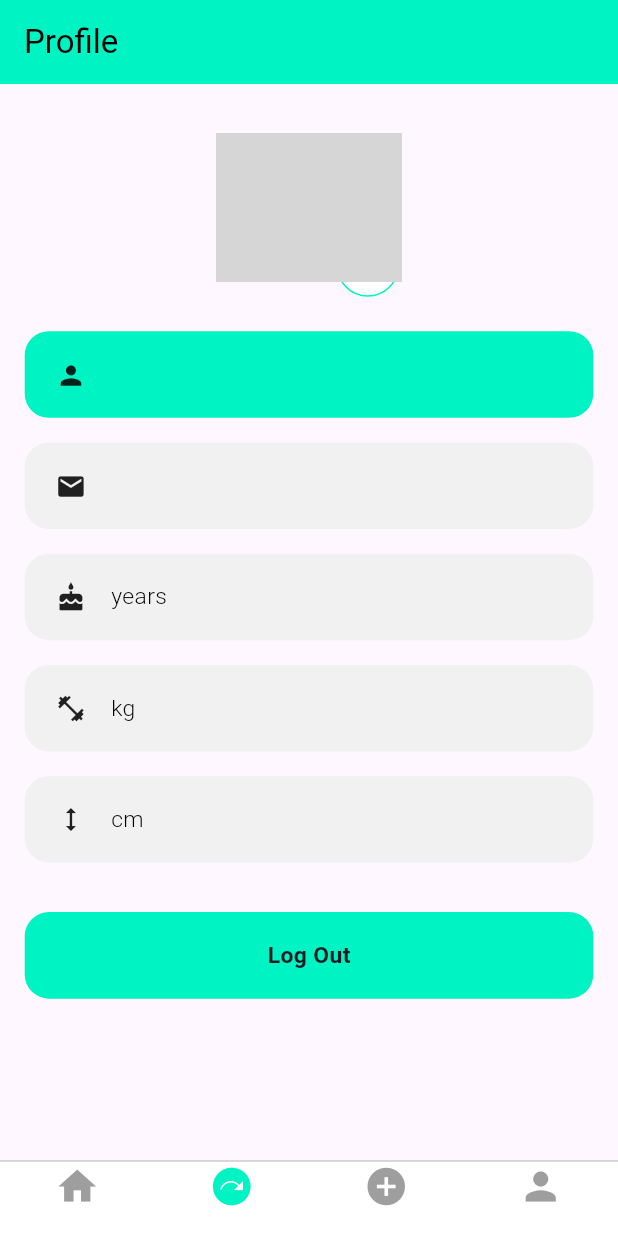
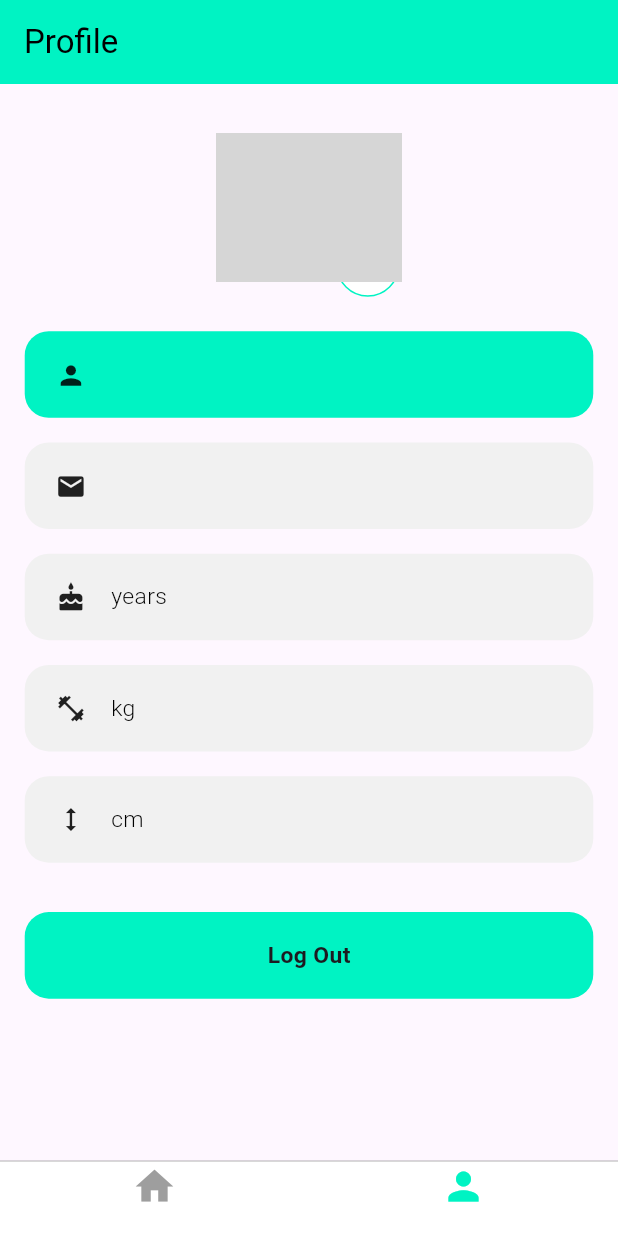
Before and after one commit to zyn10/robofit, a Flutter app: the Home screen opened directly, swiped to page 2, on a phone screen of 412 x 824 dp. Run offline on Flutter 3.47's test engine with Material 3 defaults, Android fonts, the phone set to English and light mode, and no system bars; our stand-ins replace cloud_firestore, firebase_auth, firebase_core, firebase_storage, get, google_fonts and 2 more; missing offline and left inert: animated_weight_picker; accounts and stored records are empty; network calls fail; grey boxes are pictures that could not be loaded.

Commit message:
Final Push

```diff
--- a/lib/auth/login.dart
+++ b/lib/auth/login.dart
@@ -1,7 +1,6 @@
 import 'package:flutter/material.dart';
 import 'package:get/get.dart';
 import 'package:responsive_sizer/responsive_sizer.dart';
-import 'package:robofit/auth/forget_password.dart';
 import 'package:robofit/auth/signup.dart';
 import 'package:robofit/home/home.dart';
 import 'package:robofit/utils/colors.dart';
--- a/lib/home/account.dart
+++ b/lib/home/account.dart
@@ -92,7 +92,7 @@ class _AccountState extends State<Account> {
                       size: 2.5.h,
                     ),
                     SizedBox(width: 3.w),
-                    text_widget("${userProvider.getUser!.fullname} ",
+                    textWidget("${userProvider.getUser!.fullname} ",
                         fontSize: 16.sp, fontWeight: FontWeight.w300)
                   ],
                 ),
@@ -113,7 +113,7 @@ class _AccountState extends State<Account> {
                       size: 2.5.h,
                     ),
                     SizedBox(width: 3.w),
-                    text_widget("${userProvider.getUser!.email} ",
+                    textWidget("${userProvider.getUser!.email} ",
                         fontSize: 16.sp, fontWeight: FontWeight.w300)
                   ],
                 ),
@@ -134,7 +134,7 @@ class _AccountState extends State<Account> {
                       size: 2.5.h,
                     ),
                     SizedBox(width: 3.w),
-                    text_widget("${userProvider.getUser!.age} years ",
+                    textWidget("${userProvider.getUser!.age} years ",
                         fontSize: 16.sp, fontWeight: FontWeight.w300)
                   ],
                 ),
@@ -155,7 +155,7 @@ class _AccountState extends State<Account> {
                       size: 2.5.h,
                     ),
                     SizedBox(width: 3.w),
-                    text_widget("${userProvider.getUser!.weight} kg ",
+                    textWidget("${userProvider.getUser!.weight} kg ",
                         fontSize: 16.sp, fontWeight: FontWeight.w300)
                   ],
                 ),
@@ -176,7 +176,7 @@ class _AccountState extends State<Account> {
                       size: 2.5.h,
                     ),
                     SizedBox(width: 3.w),
-                    text_widget("${userProvider.getUser!.height} cm ",
+                    textWidget("${userProvider.getUser!.height} cm ",
                         fontSize: 16.sp, fontWeight: FontWeight.w300)
                   ],
                 ),
@@ -214,7 +214,7 @@ class _AccountState extends State<Account> {
     );
   }
 
-  Widget text_widget(String text,
+  Widget textWidget(String text,
       {fontSize,
       color,
       fontWeight,
--- a/lib/home/home.dart
+++ b/lib/home/home.dart
@@ -65,24 +65,24 @@ class _HomeState extends State<Home> {
             label: '',
             backgroundColor: Colors.white,
           ),
-          BottomNavigationBarItem(
-              icon: Icon(
-                Icons.next_plan,
-                color: (_page == 1) ? MyColors.newColor : Colors.grey,
-              ),
-              label: '',
-              backgroundColor: Colors.white),
-          BottomNavigationBarItem(
-              icon: Icon(
-                Icons.add_circle,
-                color: (_page == 2) ? MyColors.newColor : Colors.grey,
-              ),
-              label: '',
-              backgroundColor: Colors.white),
+          // BottomNavigationBarItem(
+          //     icon: Icon(
+          //       Icons.next_plan,
+          //       color: (_page == 1) ? MyColors.newColor : Colors.grey,
+          //     ),
+          //     label: '',
+          //     backgroundColor: Colors.white),
+          // BottomNavigationBarItem(
+          //     icon: Icon(
+          //       Icons.add_circle,
+          //       color: (_page == 2) ? MyColors.newColor : Colors.grey,
+          //     ),
+          //     label: '',
+          //     backgroundColor: Colors.white),
           BottomNavigationBarItem(
             icon: Icon(
               Icons.person,
-              color: (_page == 5) ? MyColors.newColor : Colors.grey,
+              color: (_page == 1) ? MyColors.newColor : Colors.grey,
             ),
             label: '',
             backgroundColor: Colors.white,
--- a/lib/utils/global_variables.dart
+++ b/lib/utils/global_variables.dart
@@ -10,7 +10,7 @@ const homeScreenItems = [
   // Account(),
   // StackScreen(),
   InputDetails(),
-  Account(),
-  Account(),
+  // Account(),
+  // Account(),
   Account(),
 ];
```
Also changed, not shown: lib/main.dart (+20 -9 lines), lib/out/output.dart (+15 -0 lines), lib/out/result.dart (+12 -2 lines), pubspec.yaml (+3 -4 lines), pubspec.lock, 9 other files.
